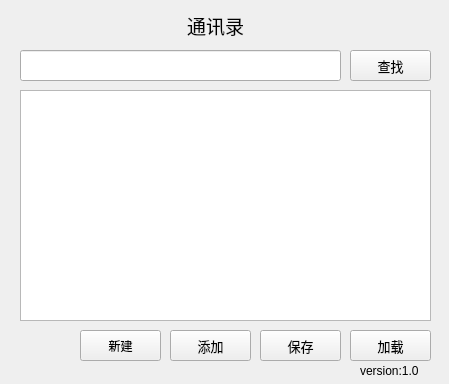
This is addrbook/addrbook.ui in JetMuffin/AddrBook as Qt 5 draws it before an edit. The edited form follows.
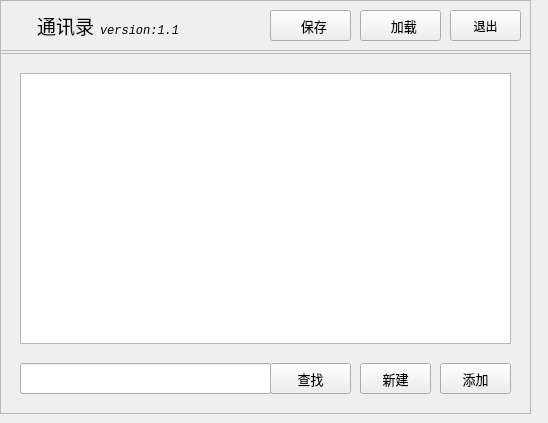
This is the edited form. Icons and pictures are not drawn.

What changed in the file:
```diff
--- a/addrbook/addrbook.ui
+++ b/addrbook/addrbook.ui
@@ -6,8 +6,8 @@
    <rect>
     <x>0</x>
     <y>0</y>
-    <width>449</width>
-    <height>384</height>
+    <width>548</width>
+    <height>423</height>
    </rect>
   </property>
   <property name="windowTitle">
@@ -21,50 +21,26 @@
    <double>1.000000000000000</double>
   </property>
   <widget class="QWidget" name="centralWidget">
-   <widget class="QTableWidget" name="tableWidget">
+   <widget class="QFrame" name="Header">
     <property name="geometry">
      <rect>
-      <x>20</x>
-      <y>90</y>
-      <width>411</width>
-      <height>231</height>
+      <x>0</x>
+      <y>0</y>
+      <width>531</width>
+      <height>51</height>
      </rect>
     </property>
-   </widget>
-   <widget class="QPushButton" name="SearchButton">
-    <property name="geometry">
-     <rect>
-      <x>350</x>
-      <y>50</y>
-      <width>81</width>
-      <height>31</height>
-     </rect>
+    <property name="frameShape">
+     <enum>QFrame::StyledPanel</enum>
     </property>
-    <property name="font">
-     <font>
-      <family>微软雅黑</family>
-      <pointsize>10</pointsize>
-     </font>
+    <property name="frameShadow">
+     <enum>QFrame::Raised</enum>
     </property>
-    <property name="text">
-     <string>查找</string>
-    </property>
-   </widget>
-   <widget class="QLineEdit" name="SearchInput">
-    <property name="geometry">
-     <rect>
-      <x>20</x>
-      <y>50</y>
-      <width>321</width>
-      <height>31</height>
-     </rect>
-    </property>
-   </widget>
    <widget class="QPushButton" name="LoadButton">
     <property name="geometry">
      <rect>
-      <x>350</x>
-      <y>330</y>
+       <x>360</x>
+       <y>10</y>
       <width>81</width>
       <height>31</height>
      </rect>
@@ -76,14 +52,24 @@
      </font>
     </property>
     <property name="text">
-     <string>加载</string>
+      <string>  加载</string>
+     </property>
+     <property name="icon">
+      <iconset resource="icon.qrc">
+       <normaloff>:/icon/load.png</normaloff>:/icon/load.png</iconset>
+     </property>
+     <property name="iconSize">
+      <size>
+       <width>19</width>
+       <height>19</height>
+      </size>
     </property>
    </widget>
    <widget class="QPushButton" name="SaveButton">
     <property name="geometry">
      <rect>
-      <x>260</x>
-      <y>330</y>
+       <x>270</x>
+       <y>10</y>
       <width>81</width>
       <height>31</height>
      </rect>
@@ -95,32 +81,23 @@
      </font>
     </property>
     <property name="text">
-     <string>保存</string>
-    </property>
-   </widget>
-   <widget class="QPushButton" name="InsertButton">
-    <property name="geometry">
-     <rect>
-      <x>170</x>
-      <y>330</y>
-      <width>81</width>
-      <height>31</height>
-     </rect>
-    </property>
-    <property name="font">
-     <font>
-      <family>微软雅黑</family>
-      <pointsize>10</pointsize>
-     </font>
-    </property>
-    <property name="text">
-     <string>添加</string>
+      <string>  保存</string>
+     </property>
+     <property name="icon">
+      <iconset resource="icon.qrc">
+       <normaloff>:/icon/save.png</normaloff>:/icon/save.png</iconset>
+     </property>
+     <property name="iconSize">
+      <size>
+       <width>19</width>
+       <height>19</height>
+      </size>
     </property>
    </widget>
    <widget class="QLabel" name="label">
     <property name="geometry">
      <rect>
-      <x>170</x>
+       <x>20</x>
       <y>10</y>
       <width>91</width>
       <height>31</height>
@@ -141,32 +118,167 @@
      <set>Qt::AlignCenter</set>
     </property>
    </widget>
-   <widget class="QPushButton" name="CreateButton">
-    <property name="geometry">
-     <rect>
-      <x>80</x>
-      <y>330</y>
-      <width>81</width>
-      <height>31</height>
-     </rect>
-    </property>
-    <property name="text">
-     <string>新建</string>
-    </property>
-   </widget>
    <widget class="QLabel" name="label_2">
     <property name="geometry">
      <rect>
-      <x>360</x>
-      <y>360</y>
+       <x>100</x>
+       <y>20</y>
       <width>81</width>
       <height>21</height>
      </rect>
     </property>
+     <property name="font">
+      <font>
+       <family>Consolas</family>
+       <italic>true</italic>
+      </font>
+     </property>
     <property name="text">
-     <string>version:1.0</string>
-    </property>
-   </widget>
+      <string>version:1.1</string>
+     </property>
+    </widget>
+    <widget class="QPushButton" name="CloseButton">
+     <property name="geometry">
+      <rect>
+       <x>450</x>
+       <y>10</y>
+       <width>71</width>
+       <height>31</height>
+      </rect>
+     </property>
+     <property name="cursor">
+      <cursorShape>PointingHandCursor</cursorShape>
+     </property>
+     <property name="text">
+      <string>退出</string>
+     </property>
+     <property name="icon">
+      <iconset resource="icon.qrc">
+       <normaloff>:/icon/exit.png</normaloff>:/icon/exit.png</iconset>
+     </property>
+    </widget>
+   </widget>
+   <widget class="QFrame" name="Body">
+    <property name="geometry">
+     <rect>
+      <x>0</x>
+      <y>53</y>
+      <width>531</width>
+      <height>361</height>
+     </rect>
+    </property>
+    <property name="frameShape">
+     <enum>QFrame::StyledPanel</enum>
+    </property>
+    <property name="frameShadow">
+     <enum>QFrame::Raised</enum>
+    </property>
+    <widget class="QTableWidget" name="tableWidget">
+     <property name="geometry">
+      <rect>
+       <x>20</x>
+       <y>20</y>
+       <width>491</width>
+       <height>271</height>
+      </rect>
+     </property>
+    </widget>
+    <widget class="QLineEdit" name="SearchInput">
+     <property name="geometry">
+      <rect>
+       <x>20</x>
+       <y>310</y>
+       <width>251</width>
+       <height>31</height>
+      </rect>
+     </property>
+    </widget>
+    <widget class="QPushButton" name="SearchButton">
+     <property name="geometry">
+      <rect>
+       <x>270</x>
+       <y>310</y>
+       <width>81</width>
+       <height>31</height>
+      </rect>
+     </property>
+     <property name="font">
+      <font>
+       <family>微软雅黑</family>
+       <pointsize>10</pointsize>
+      </font>
+     </property>
+     <property name="cursor">
+      <cursorShape>PointingHandCursor</cursorShape>
+     </property>
+     <property name="text">
+      <string>查找</string>
+     </property>
+    </widget>
+    <widget class="QPushButton" name="CreateButton">
+     <property name="geometry">
+      <rect>
+       <x>360</x>
+       <y>310</y>
+       <width>71</width>
+       <height>31</height>
+      </rect>
+     </property>
+     <property name="font">
+      <font>
+       <family>微软雅黑</family>
+       <pointsize>10</pointsize>
+      </font>
+     </property>
+     <property name="cursor">
+      <cursorShape>PointingHandCursor</cursorShape>
+     </property>
+     <property name="text">
+      <string>新建</string>
+     </property>
+    </widget>
+    <widget class="QPushButton" name="InsertButton">
+     <property name="geometry">
+      <rect>
+       <x>440</x>
+       <y>310</y>
+       <width>71</width>
+       <height>31</height>
+      </rect>
+     </property>
+     <property name="font">
+      <font>
+       <family>微软雅黑</family>
+       <pointsize>10</pointsize>
+      </font>
+     </property>
+     <property name="cursor">
+      <cursorShape>PointingHandCursor</cursorShape>
+     </property>
+     <property name="text">
+      <string>添加</string>
+     </property>
+    </widget>
+   </widget>
+   <widget class="QFrame" name="Shadow">
+    <property name="geometry">
+     <rect>
+      <x>0</x>
+      <y>50</y>
+      <width>531</width>
+      <height>4</height>
+     </rect>
+    </property>
+    <property name="frameShape">
+     <enum>QFrame::StyledPanel</enum>
+    </property>
+    <property name="frameShadow">
+     <enum>QFrame::Raised</enum>
+    </property>
+   </widget>
+   <zorder>Body</zorder>
+   <zorder>Header</zorder>
+   <zorder>Shadow</zorder>
   </widget>
  </widget>
  <layoutdefault spacing="6" margin="11"/>
```
Left out of the diff: 6 changed lines with no effect on the pictures. Lines whose indentation alone changed are shown as unchanged.
